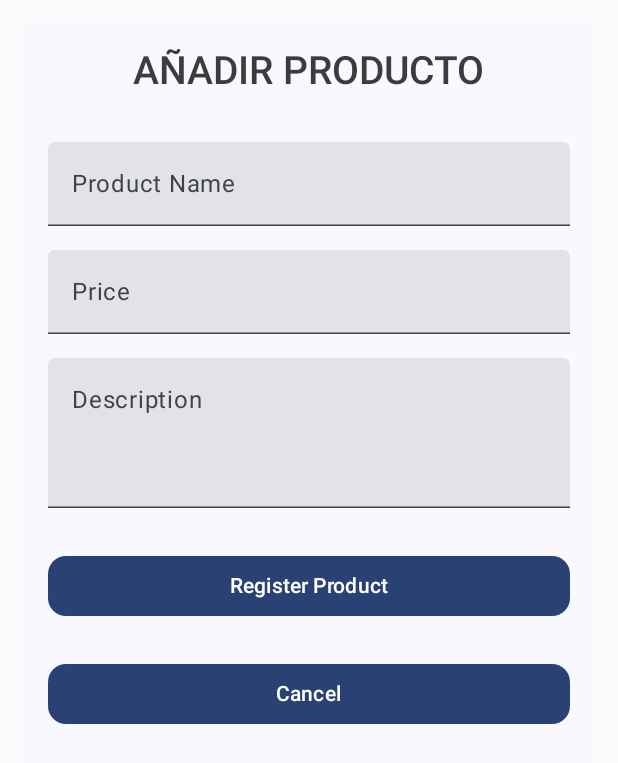
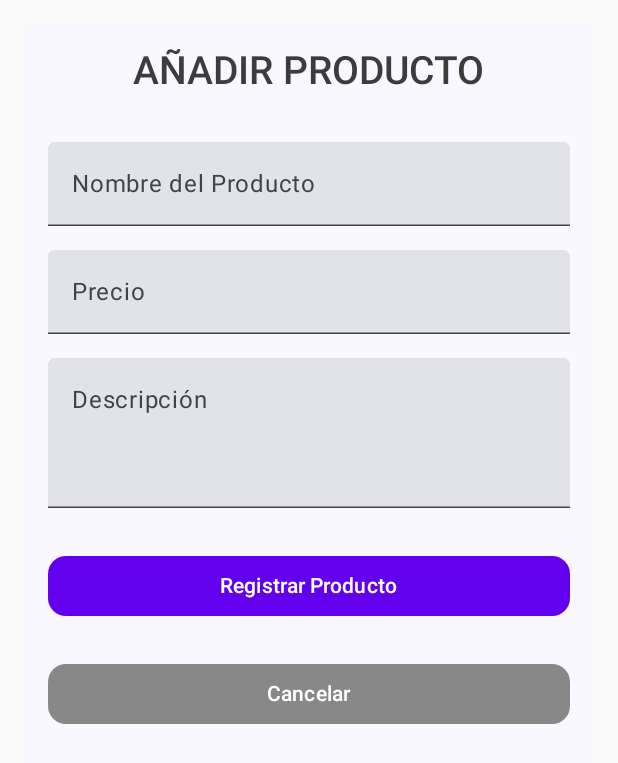
Before and after one commit to MelaniPilliza/My1App_MELANI_PILLIZA, an Android app built with Jetpack Compose: the screen it shows after launch (MainActivity), on a phone screen of 412 x 824 dp. Shown: the top 763 px of the screen. Run offline under Robolectric (Android 15) with nearby library versions, the phone set to English and light mode, and no system bars.

Commit message:
03-12-2024

```diff
--- a/app/src/main/java/appMelani/MainActivity.kt
+++ b/app/src/main/java/appMelani/MainActivity.kt
@@ -5,6 +5,7 @@ import androidx.activity.ComponentActivity
 import androidx.activity.compose.setContent
 import androidx.activity.enableEdgeToEdge
 import appMelani.presentation.ui.screens.login.AddProductScreen
+import appMelani.presentation.ui.screens.login.LoginScreen
 import appMelani.ui.theme.AppTheme
 
 
--- a/app/src/main/java/appMelani/presentation/ui/screens/login/AddProductScreen.kt
+++ b/app/src/main/java/appMelani/presentation/ui/screens/login/AddProductScreen.kt
@@ -8,11 +8,7 @@ import androidx.compose.material3.Button
 import androidx.compose.material3.Surface
 import androidx.compose.material3.Text
 import androidx.compose.material3.TextField
-import androidx.compose.material3.TextFieldDefaults
 import androidx.compose.runtime.Composable
-import androidx.compose.runtime.getValue
-import androidx.compose.runtime.mutableStateOf
-import androidx.compose.runtime.remember
 import androidx.compose.ui.Alignment
 import androidx.compose.ui.Modifier
 import androidx.compose.ui.graphics.Color
@@ -21,14 +17,25 @@ import androidx.compose.ui.text.font.FontWeight
 import androidx.compose.ui.text.input.KeyboardType
 import androidx.compose.ui.unit.dp
 import androidx.compose.ui.unit.sp
+import androidx.compose.material3.*
+import androidx.compose.foundation.layout.Column
+import androidx.compose.foundation.layout.Spacer
+import androidx.compose.foundation.layout.fillMaxSize
+import androidx.compose.foundation.layout.fillMaxWidth
+import androidx.compose.foundation.layout.height
+import androidx.compose.foundation.layout.padding
+import androidx.compose.runtime.getValue
+import androidx.compose.runtime.mutableStateOf
+import androidx.compose.runtime.remember
+import androidx.compose.runtime.setValue
 
 
 @Composable
 fun AddProductScreen() {
     // Estado para los campos de texto
-    val name = remember { mutableStateOf("") }
-    val price = remember { mutableStateOf("") }
-    val description = remember { mutableStateOf("") }
+    var name by remember { mutableStateOf("") }
+    var price by remember { mutableStateOf("") }
+    var description by remember { mutableStateOf("") }
 
     // Surface para el diseño de la pantalla
     Surface(
@@ -57,64 +64,79 @@ fun AddProductScreen() {
 
             // Nombre del producto
             TextField(
-                value = name.value,
-                onValueChange = { name.value = it },
-                placeholder = { Text(text = "Product Name") },
+                value = name,
+                onValueChange = { name = it },
+                placeholder = { Text(text = "Nombre del Producto") },
                 modifier = Modifier
                     .fillMaxWidth()
-                    .background(Color.White)
+                    .background(Color.White),
             )
             Spacer(Modifier.height(16.dp))
 
-            // Precio del producto
+            // Precio del producto (campo numérico)
             TextField(
-                value = price.value,
-                onValueChange = { price.value = it },
-                placeholder = { Text(text = "Price") },
+                value = price,
+                onValueChange = { newPrice ->
+                    // Validamos que el valor sea numérico
+                    price = if (newPrice.isBlank()) "" else newPrice.toDoubleOrNull()?.toString() ?: price
+                },
+                placeholder = { Text(text = "Precio") },
                 keyboardOptions = KeyboardOptions.Default.copy(keyboardType = KeyboardType.Number),
                 modifier = Modifier
                     .fillMaxWidth()
-                    .background(Color.White)
+                    .background(Color.White),
             )
             Spacer(Modifier.height(16.dp))
 
             // Descripción del producto
             TextField(
-                value = description.value,
-                onValueChange = { description.value = it },
-                placeholder = { Text(text = "Description") },
+                value = description,
+                onValueChange = { description = it },
+                placeholder = { Text(text = "Descripción") },
                 modifier = Modifier
                     .fillMaxWidth()
                     .height(100.dp)
                     .background(Color.White),
-                maxLines = 3
+                maxLines = 3,
             )
             Spacer(Modifier.height(16.dp))
 
-            // Botón de "Registrar Producto" sin funcionalidad
+            // Botón de "Registrar Producto"
             Button(
-                onClick = { /* Sin funcionalidad */ },
+                onClick = { /* Funcionalidad para registrar el producto */ },
                 modifier = Modifier
                     .fillMaxWidth()
                     .height(56.dp)
                     .padding(top = 16.dp),
-                shape = RoundedCornerShape(12.dp)
+                shape = RoundedCornerShape(12.dp),
+                colors = ButtonColors(
+                    containerColor = Color(0xFF6200EE), // Color de fondo personalizado
+                    contentColor = Color.White, // Color del texto
+                    disabledContentColor = Color.Gray, // Color del texto cuando está deshabilitado
+                    disabledContainerColor = Color.Black // Color de fondo cuando está deshabilitado
+                )
             ) {
-                Text(text = "Register Product", color = Color.White)
+                Text(text = "Registrar Producto")
             }
 
             Spacer(Modifier.height(16.dp))
 
-            // Botón de "Cancelar" sin funcionalidad
+            // Botón de "Cancelar"
             Button(
-                onClick = { /* Sin funcionalidad */ },
+                onClick = { /* Funcionalidad para cancelar la acción */ },
                 modifier = Modifier
                     .fillMaxWidth()
                     .height(56.dp)
                     .padding(top = 16.dp),
-                shape = RoundedCornerShape(12.dp)
+                shape = RoundedCornerShape(12.dp),
+                colors = ButtonColors(
+                    containerColor = Color.Gray, // Color de fondo para el botón de cancelar
+                    contentColor = Color.White, // Color del texto
+                    disabledContentColor = Color.DarkGray, // Color del texto cuando está deshabilitado
+                    disabledContainerColor = Color.LightGray // Color de fondo cuando está deshabilitado
+                )
             ) {
-                Text(text = "Cancel", color = Color.White)
+                Text(text = "Cancelar")
             }
         }
     }
```
Also changed, not shown: app/src/main/java/appMelani/presentation/ui/screens/login/LoginSreen.kt (+117 -14 lines).
